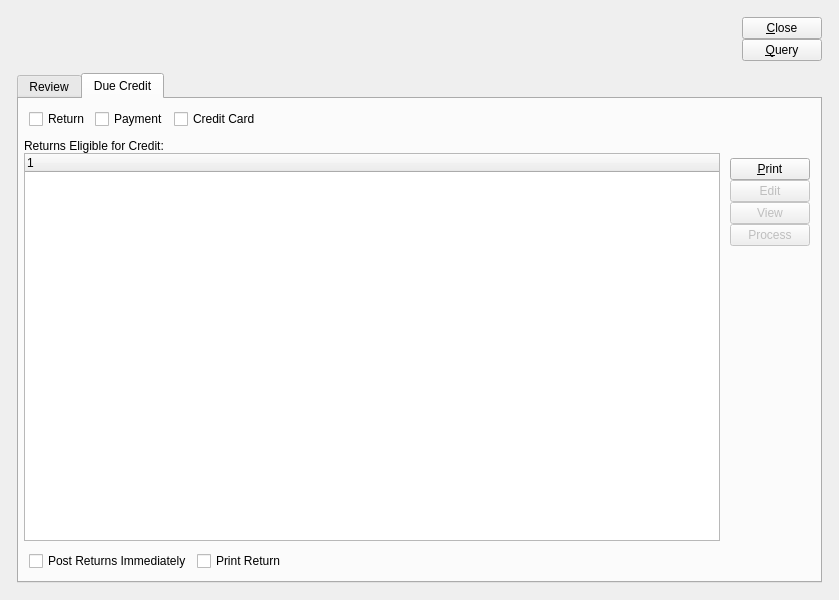
Old version of the form guiclient/returnAuthorizationWorkbench.ui in the repository Pegasus-RPG/xtuple-client.
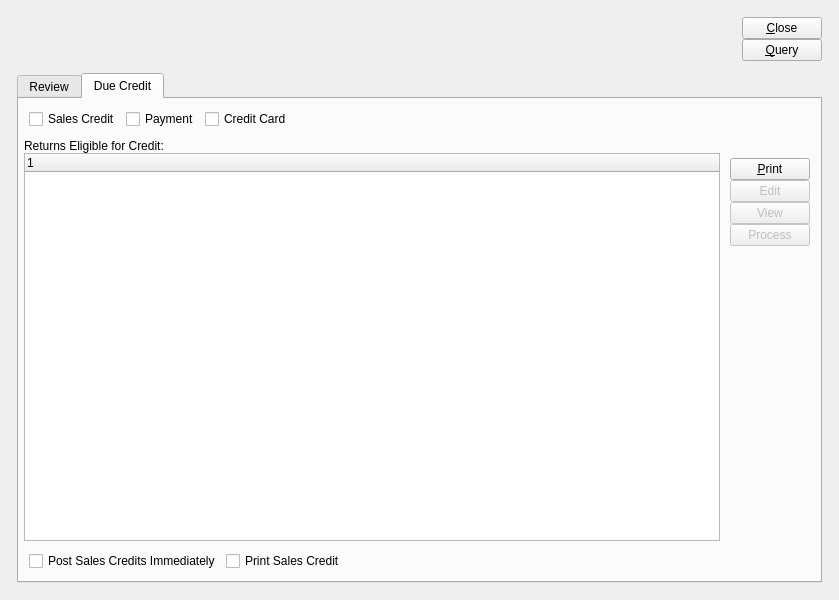
New version of the form. The open tabs and pages were chosen to show the change. Custom widgets are drawn as their Qt base class.

Commit message: Issue #26802: Rename Credit Memo/Return to Sales Credit consistently

```diff
--- a/guiclient/returnAuthorizationWorkbench.ui
+++ b/guiclient/returnAuthorizationWorkbench.ui
@@ -334,7 +334,7 @@
            <item>
             <widget class="XCheckBox" name="_creditmemo">
              <property name="text">
-              <string>Return</string>
+              <string>Sales Credit</string>
              </property>
             </widget>
            </item>
@@ -486,14 +486,14 @@
            <item>
             <widget class="XCheckBox" name="_postmemos">
              <property name="text">
-              <string>Post Returns Immediately</string>
+              <string>Post Sales Credits Immediately</string>
              </property>
             </widget>
            </item>
            <item>
             <widget class="XCheckBox" name="_printmemo">
              <property name="text">
-              <string>Print Return</string>
+              <string>Print Sales Credit</string>
              </property>
             </widget>
            </item>
```
Left out of the diff: 2 changed lines with no effect on the pictures. The commit also changes 30 other files.
